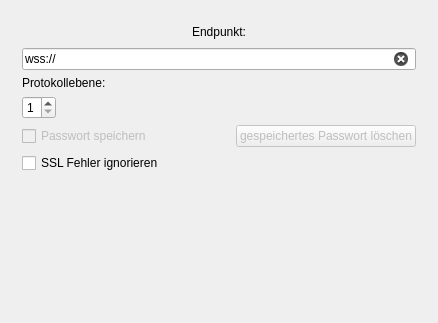
QAlarm/Klient, file Dialoge/DlgHaupt.ui: the form before one commit; both pictures show x 0 to 438 and y 0 to 323 of the 438 by 473 pixel window.
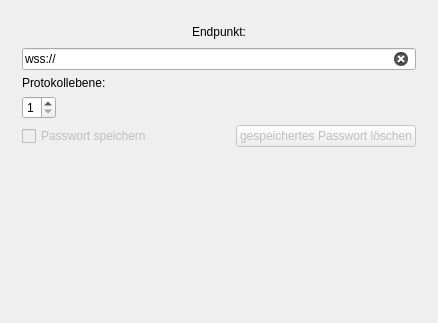
The form after the commit. The open tabs and pages were chosen to show the change.

Commit message: SSL Fehler ignorieren wird nicht mehr benötigt.

```diff
--- a/Dialoge/DlgHaupt.ui
+++ b/Dialoge/DlgHaupt.ui
@@ -273,13 +273,6 @@
           </item>
          </layout>
         </item>
-        <item>
-         <widget class="QCheckBox" name="cbSSLfehlerIgnorieren">
-          <property name="text">
-           <string>SSL Fehler ignorieren</string>
-          </property>
-         </widget>
-        </item>
         <item>
          <spacer name="verticalSpacer_2">
           <property name="orientation">
```
